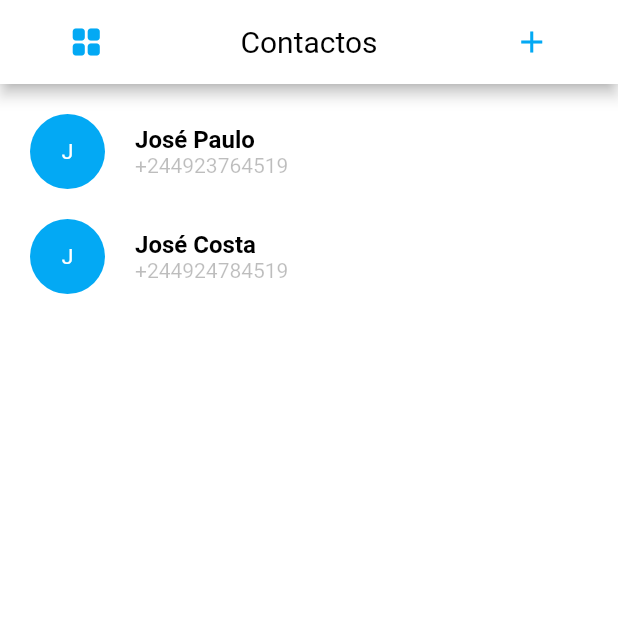
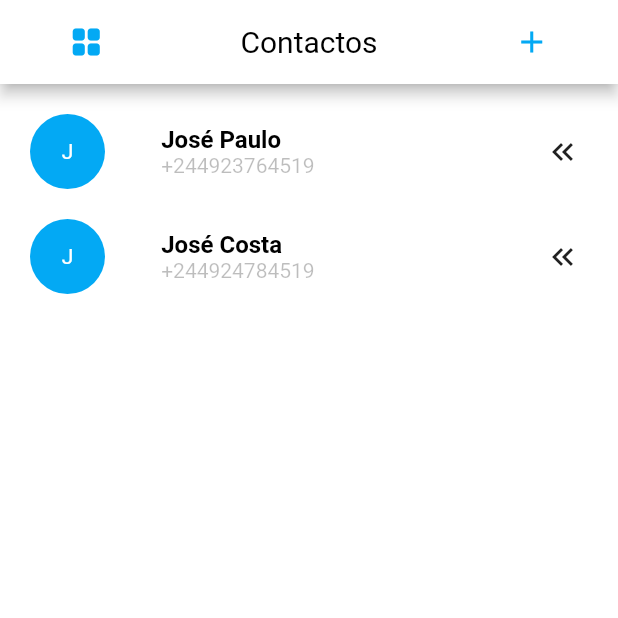
Before and after one commit to EmanuelLima0306/listaTelefonicaFlutter, a Flutter app: the screen it shows after launch, on a phone screen of 412 x 824 dp, the top half of it. Run offline on Flutter 3.47's test engine with Material 2 defaults, Android fonts, the phone set to English and light mode, and no system bars; drawn by our look-alikes of flutter_animate.

Commit message:
Versão em que a animação já foi adicionada

```diff
--- a/lib/view/item/contactoItem.dart
+++ b/lib/view/item/contactoItem.dart
@@ -3,6 +3,8 @@ import 'package:flutter/src/widgets/framework.dart';
 import 'package:flutter/src/widgets/placeholder.dart';
 import 'package:lista_telefonica/model/concato.dart';
 import 'package:lista_telefonica/theme/Theme.dart';
+import 'package:lista_telefonica/view/item/buttons.dart';
+import 'package:lista_telefonica/view/item/iconIlustrate.dart';
 
 class ContactoItem extends StatefulWidget {
   ContactoModel contactoModel;
@@ -39,7 +41,7 @@ class _ContactoItemState extends State<ContactoItem> {
         color: ThemeColor.CardColor,
         margin: const EdgeInsets.only(bottom: 20),
         child: Row(
-          mainAxisAlignment: MainAxisAlignment.start,
+          mainAxisAlignment: MainAxisAlignment.spaceBetween,
           crossAxisAlignment: CrossAxisAlignment.center,
           children: [
             ClipOval(
@@ -78,19 +80,10 @@ class _ContactoItemState extends State<ContactoItem> {
               ),
             ),
             if (_showSecondElement)
-              Container(
-                color: Colors.amber,
-                width: size.width * .4,
-                height: size.width * .1,
-              )
-            // AnimatedCrossFade(
-            //   firstChild: Container(),
-            //   secondChild: Text('Segundo Elemento'),
-            //   crossFadeState: _showSecondElement
-            //       ? CrossFadeState.showSecond
-            //       : CrossFadeState.showFirst,
-            //   duration: Duration(milliseconds: 300),
-            // ),
+              MyButtons(myWith: size.width * .4, myHeight: size.width * .1)
+            else
+              MyIconIlustrate(
+                  myWith: size.width * .4, myHeight: size.width * .1)
           ],
         ),
       ),
--- /dev/null
+++ b/lib/view/item/iconIlustrate.dart
@@ -0,0 +1,34 @@
+import 'package:flutter/material.dart';
+import 'package:flutter_animate/flutter_animate.dart';
+import 'package:lista_telefonica/theme/Theme.dart';
+
+class MyIconIlustrate extends StatelessWidget {
+  final double myWith;
+  final double myHeight;
+  MyIconIlustrate({
+    super.key,
+    required this.myWith,
+    required this.myHeight,
+  });
+
+  @override
+  Widget build(BuildContext context) {
+    return Container(
+      height: myHeight,
+      width: myWith,
+      decoration: BoxDecoration(borderRadius: BorderRadius.circular(20)),
+      padding: const EdgeInsets.all(5),
+      child: Row(
+        mainAxisAlignment: MainAxisAlignment.end,
+        children: [
+          const Icon(Icons.keyboard_double_arrow_left_outlined)
+              .animate(
+                onPlay: (controller) => controller.repeat(),
+              )
+              .shimmer(delay: 1000.ms)
+              .moveX(begin: 0, end: 1)
+        ],
+      ),
+    );
+  }
+}
--- a/pubspec.yaml
+++ b/pubspec.yaml
@@ -30,6 +30,7 @@ environment:
 dependencies:
   flutter:
     sdk: flutter
+  flutter_animate: ^4.1.1+1
 
 
   # The following adds the Cupertino Icons font to your application.
```
Also changed, not shown: lib/view/item/buttons.dart (added, +57 -0 lines), pubspec.lock, 1 other file.
